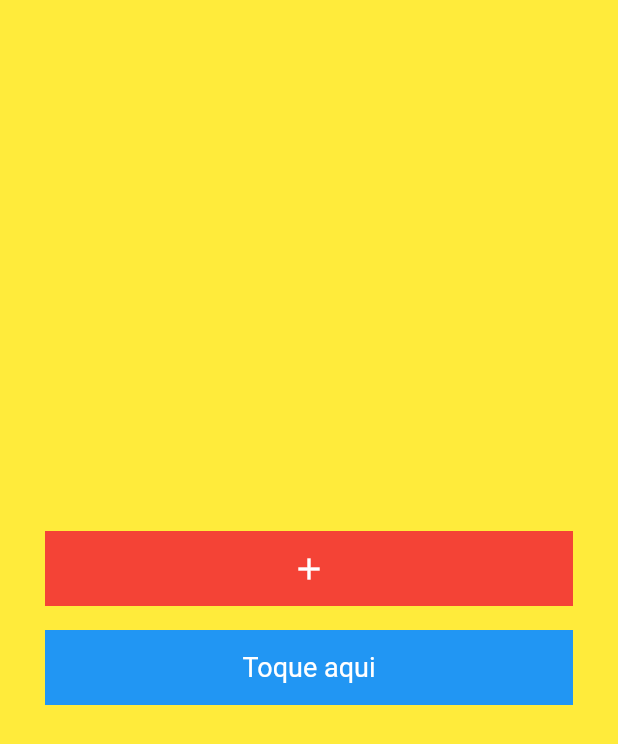
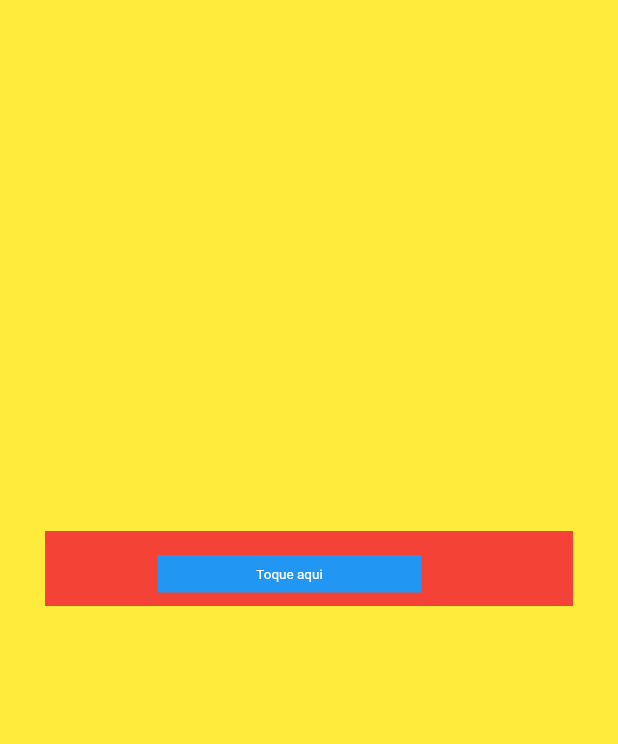
Before and after one commit to gesse-fernandes/05CatalogoWidget, a Flutter app: the screen it shows after launch, on a phone screen of 412 x 824 dp. Shown: the top 744 px of the screen. Run offline on Flutter 3.47's test engine with Material 2 defaults, Android fonts, the phone set to English and light mode, and no system bars.

Commit message:
transform scale x e translate x e y

```diff
--- a/lib/main.dart
+++ b/lib/main.dart
@@ -102,6 +102,9 @@
     return Padding(
       padding: const EdgeInsets.symmetric(vertical: 8, horizontal: 30),
       child: Container(
+        transform: Matrix4.identity()
+          ..scale(0.5)
+          ..translate(150.0, -100.0),
         width: double.infinity,
         height: 50,
         color: Colors.blue,
```
